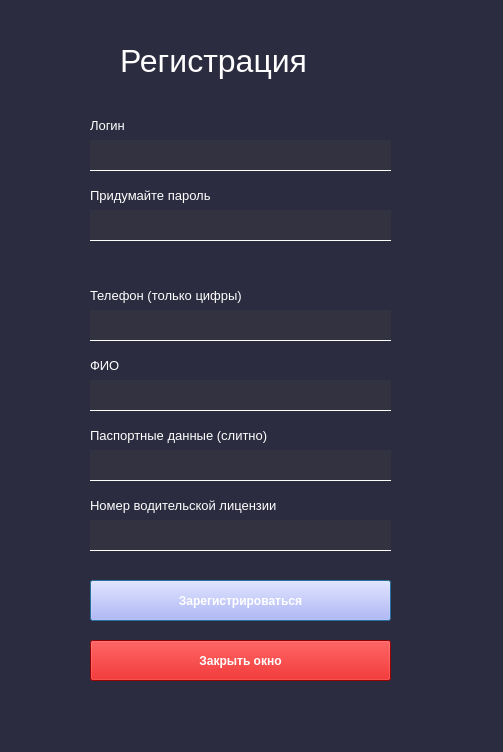
Old version of the form ClientRegistrationWindow.ui in the repository EgLeVor/Course.
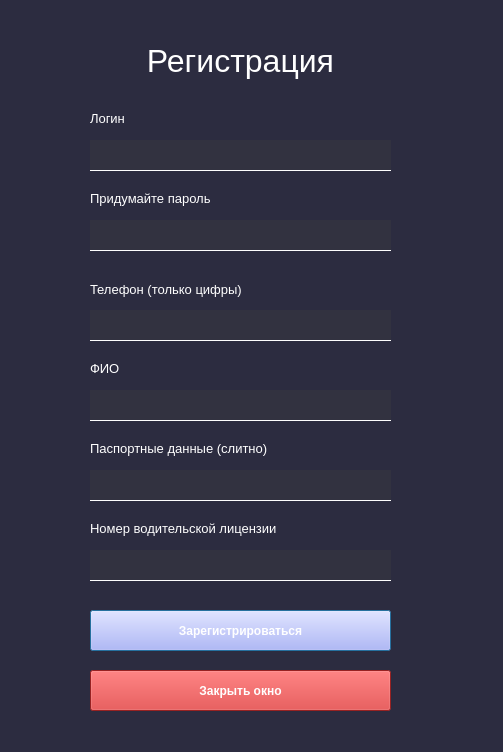
New version of the form.

Commit message: client windows stylesheets

```diff
--- a/ClientRegistrationWindow.ui
+++ b/ClientRegistrationWindow.ui
@@ -15,15 +15,13 @@
   </property>
   <property name="styleSheet">
    <string notr="true">QPushButton{
-	
 	font: 75 9pt &quot;MS Shell Dlg 2&quot;;
 	background-color: rgb(170, 170, 255);
 	color: rgb(255, 255, 255);
 	font-weight: bold
 }
 QPushButton#exit_btn{
-	
-	background-color: rgb(209, 0, 0);
+	background-color: rgb(211, 47, 47);
 	font: 75 9pt &quot;MS Shell Dlg 2&quot;;
 	font-weight: bold
 
@@ -51,7 +49,7 @@
      <x>90</x>
      <y>110</y>
      <width>301</width>
-     <height>31</height>
+     <height>16</height>
     </rect>
    </property>
    <property name="font">
@@ -77,9 +75,9 @@
    <property name="geometry">
     <rect>
      <x>90</x>
-     <y>180</y>
+     <y>190</y>
      <width>301</width>
-     <height>31</height>
+     <height>16</height>
     </rect>
    </property>
    <property name="font">
@@ -95,7 +93,7 @@
    <property name="geometry">
     <rect>
      <x>90</x>
-     <y>210</y>
+     <y>220</y>
      <width>301</width>
      <height>31</height>
     </rect>
@@ -105,9 +103,9 @@
    <property name="geometry">
     <rect>
      <x>90</x>
-     <y>280</y>
+     <y>281</y>
      <width>301</width>
-     <height>31</height>
+     <height>16</height>
     </rect>
    </property>
    <property name="font">
@@ -133,9 +131,9 @@
    <property name="geometry">
     <rect>
      <x>90</x>
-     <y>350</y>
+     <y>360</y>
      <width>301</width>
-     <height>31</height>
+     <height>16</height>
     </rect>
    </property>
    <property name="font">
@@ -151,7 +149,7 @@
    <property name="geometry">
     <rect>
      <x>90</x>
-     <y>380</y>
+     <y>390</y>
      <width>301</width>
      <height>31</height>
     </rect>
@@ -161,9 +159,9 @@
    <property name="geometry">
     <rect>
      <x>90</x>
-     <y>420</y>
+     <y>440</y>
      <width>301</width>
-     <height>31</height>
+     <height>16</height>
     </rect>
    </property>
    <property name="font">
@@ -179,7 +177,7 @@
    <property name="geometry">
     <rect>
      <x>90</x>
-     <y>450</y>
+     <y>470</y>
      <width>301</width>
      <height>31</height>
     </rect>
@@ -189,7 +187,7 @@
    <property name="geometry">
     <rect>
      <x>90</x>
-     <y>520</y>
+     <y>550</y>
      <width>301</width>
      <height>31</height>
     </rect>
@@ -199,9 +197,9 @@
    <property name="geometry">
     <rect>
      <x>90</x>
-     <y>490</y>
+     <y>520</y>
      <width>301</width>
-     <height>31</height>
+     <height>16</height>
     </rect>
    </property>
    <property name="font">
@@ -217,7 +215,7 @@
    <property name="geometry">
     <rect>
      <x>90</x>
-     <y>580</y>
+     <y>610</y>
      <width>301</width>
      <height>41</height>
     </rect>
@@ -239,7 +237,7 @@
    <property name="geometry">
     <rect>
      <x>90</x>
-     <y>640</y>
+     <y>670</y>
      <width>301</width>
      <height>41</height>
     </rect>
@@ -260,9 +258,9 @@
   <widget class="QLabel" name="main_lbl">
    <property name="geometry">
     <rect>
-     <x>120</x>
+     <x>90</x>
      <y>20</y>
-     <width>241</width>
+     <width>301</width>
      <height>81</height>
     </rect>
    </property>
@@ -274,6 +272,9 @@
    <property name="text">
     <string>Регистрация</string>
    </property>
+   <property name="alignment">
+    <set>Qt::AlignCenter</set>
+   </property>
   </widget>
  </widget>
  <resources/>
```
The commit also changes 4 other files.
